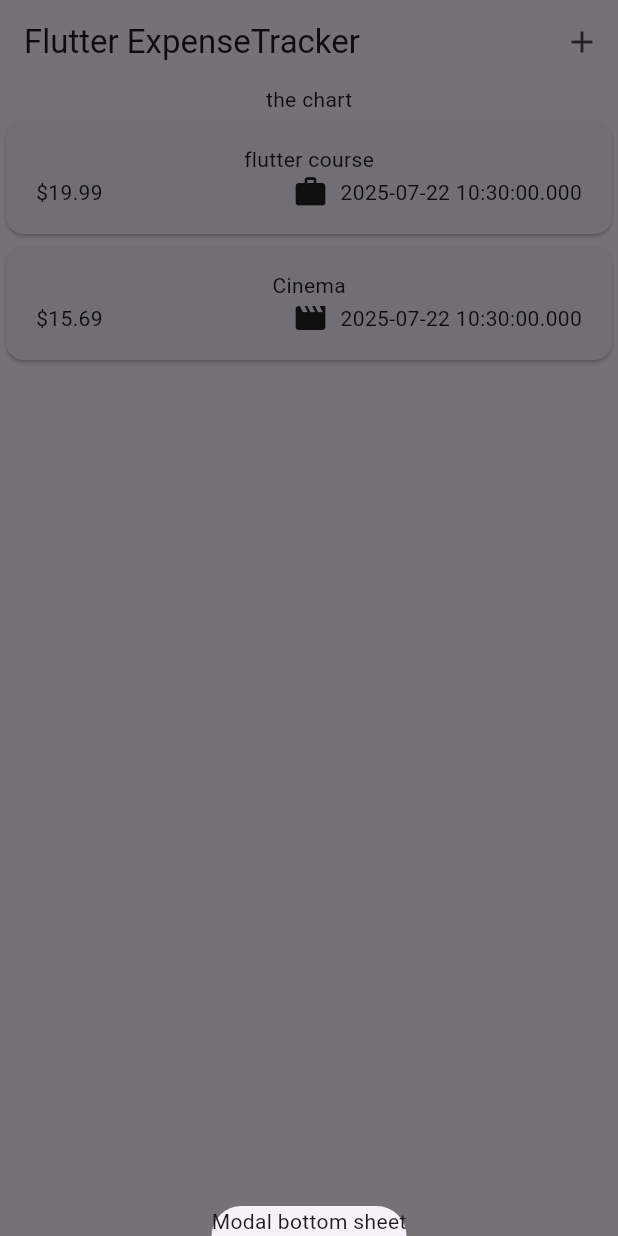
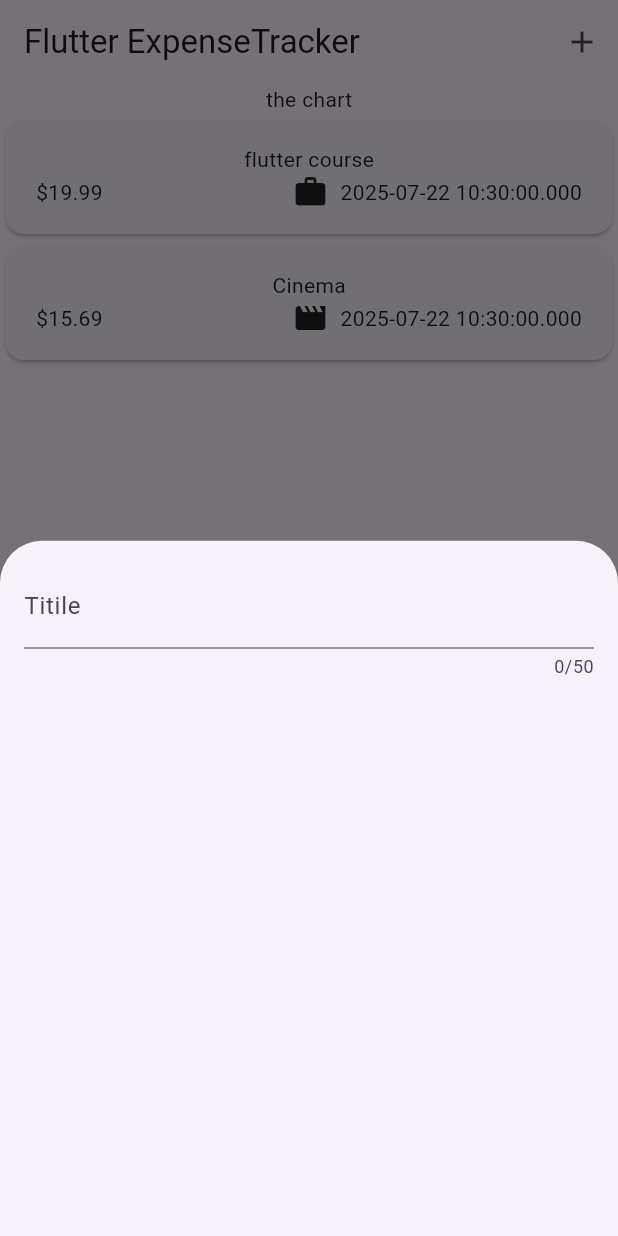
Before and after one commit to morningHiHi/flutter_expenses_tracker_ForLearn, a Flutter app: the screen it shows after launch, after a tap on the "add" icon, on a phone screen of 412 x 824 dp. Run offline on Flutter 3.47's test engine with Material 3 defaults, Android fonts, the phone set to English and light mode, and no system bars.

Commit message:
adding the new_expense() builder method

```diff
--- a/lib/widgets/expenses.dart
+++ b/lib/widgets/expenses.dart
@@ -1,5 +1,6 @@
 import 'package:expenses_tracker/models/expense.dart';
 import 'package:expenses_tracker/widgets/expenses_list/expense_list.dart';
+import 'package:expenses_tracker/widgets/new_expense.dart';
 import 'package:flutter/material.dart';
 
 class Expenses extends StatefulWidget {
@@ -29,7 +30,7 @@ class _ExpensesState extends State<Expenses> {
   void _openAddExpenseOverlay() {
     showModalBottomSheet(
       context: context,
-      builder: (ctx) => Text('Modal bottom sheet'),
+      builder: (ctx) => NewExpense(),
     );
   }
 
```
